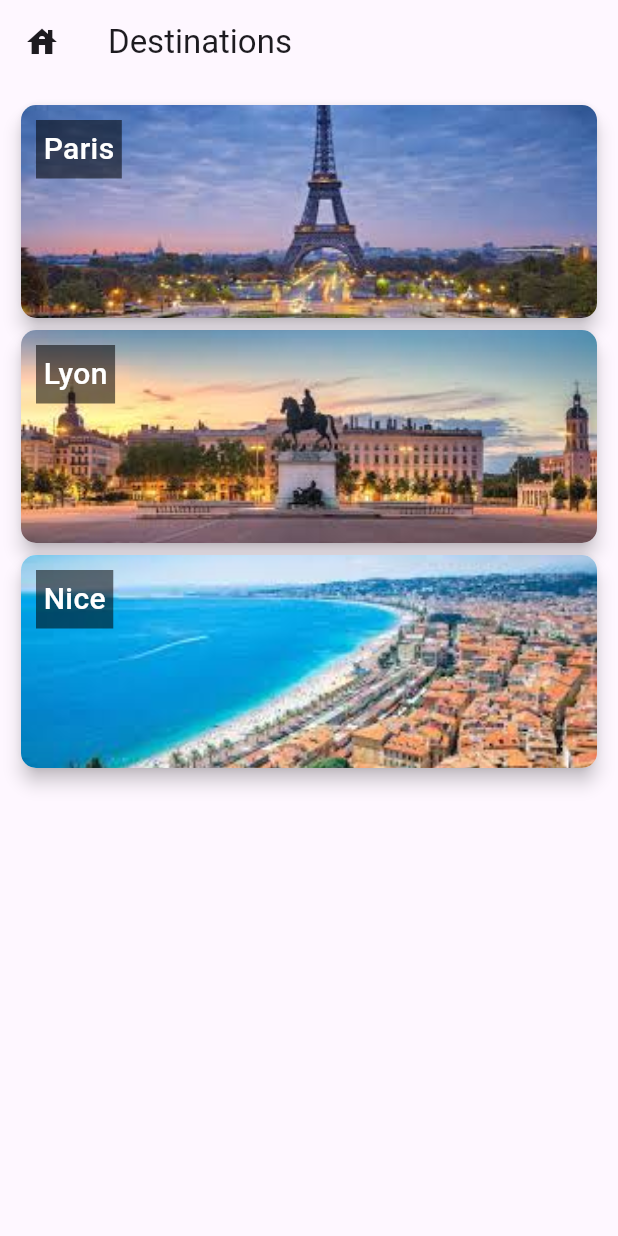
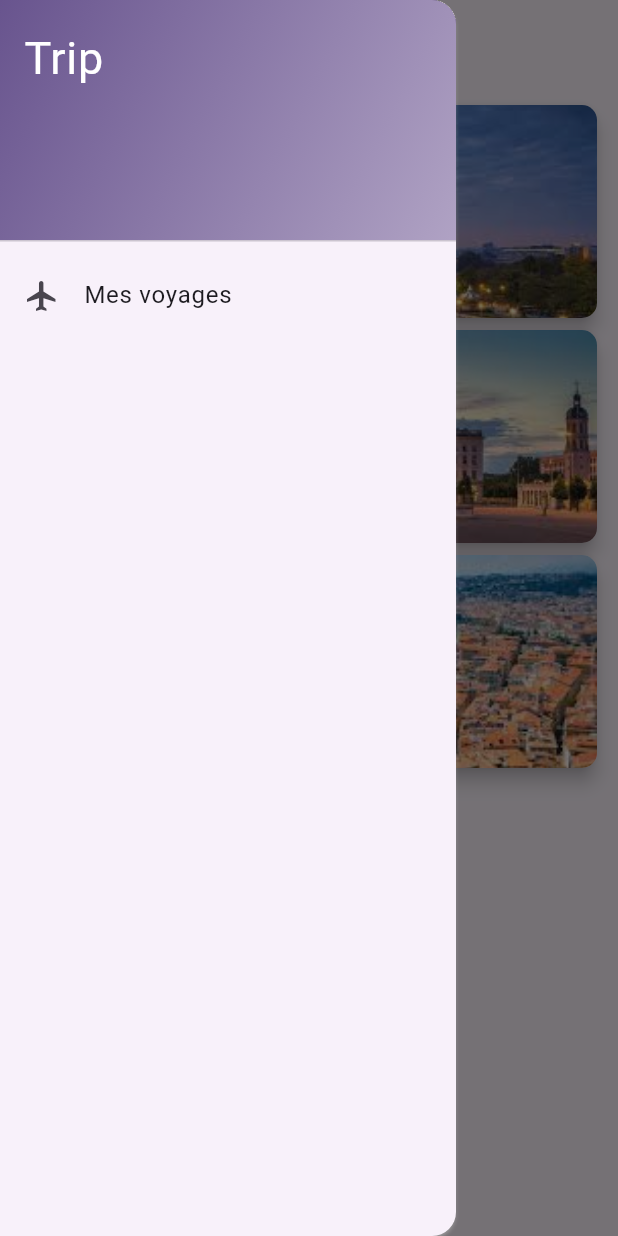
Before and after one commit to Nalvac/trips_app_flutter, a Flutter app: the screen it shows after launch, with the side drawer open (before the commit the screen has no drawer), on a phone screen of 412 x 824 dp. Run offline on Flutter 3.47's test engine with Material 3 defaults, Android fonts, the phone set to English and light mode, and no system bars; network calls fail.

Commit message:
Retrived City form db

```diff
--- a/lib/data/data.dart
+++ b/lib/data/data.dart
@@ -1,74 +1,146 @@
 import 'package:trips_app_flutter/models/city_model.dart';
 import 'package:trips_app_flutter/models/activity_model.dart';
 
+
 List<City> cities = [
   City(
-    id: '',
+    id: 'c1',
     name: 'Paris',
     image: 'assets/images/paris.jpg',
-  ),
-
-  City(
-    id: '',
-    name: 'Lyon',
-    image: 'assets/images/lyon.jpg',
-  ),
-  City(
-    id: '',
-    name: 'Nice',
-    image: 'assets/images/nice.jpg',
-  )
-
-];
-
-List<Activity> activities = [
+    activities: [
       Activity(
+        id: 'a1',
+        name: 'Musée du Louvre',
         image: 'assets/images/activities/louvre.jpg',
-    name: 'Louvre',
-    id: 'a1',
         city: 'Paris',
         price: 12.00,
       ),
       Activity(
+        id: 'a2',
+        name: 'Buttes-Chaumont',
         image: 'assets/images/activities/chaumont.jpg',
-    name: 'Chaumont',
-    id: 'a2',
         city: 'Paris',
         price: 0.00,
       ),
       Activity(
+        id: 'a3',
+        name: 'Notre-Dame',
         image: 'assets/images/activities/dame.jpg',
-    name: 'Notre-Dame',
-    id: 'a3',
         city: 'Paris',
         price: 0.00,
       ),
       Activity(
+        id: 'a4',
+        name: 'La Défense',
+        image: 'assets/images/activities/defense.jpg',
+        city: 'Paris',
+        price: 0.00,
+      ),
+      Activity(
+        id: 'a5',
+        name: 'Tour Eiffel',
+        image: 'assets/images/activities/effeil.jpg',
+        city: 'Paris',
+        price: 15.00,
+      ),
+      Activity(
+        id: 'a6',
+        name: 'Jardin du Luxembourg',
+        image: 'assets/images/activities/luxembourg.jpg',
+        city: 'Paris',
+        price: 0.00,
+      ),
+      Activity(
+        id: 'a7',
+        name: 'Bibliothèque Mitterrand',
+        image: 'assets/images/activities/mitterrand.jpg',
+        city: 'Paris',
+        price: 0.00,
+      ),
+      Activity(
+        id: 'a8',
+        name: 'Montmartre',
+        image: 'assets/images/activities/montmartre.jpg',
+        city: 'Paris',
+        price: 0.00,
+      ),
+      Activity(
+        id: 'a9',
+        name: 'Catacombes',
+        image: 'assets/images/activities/catacombe.jpg',
+        city: 'Paris',
+        price: 10.00,
+      ),
+    ],
+  ),
+  City(
+    id: 'c2',
+    name: 'Lyon',
+    image: 'assets/images/lyon.jpg',
+    activities: [
+      Activity(
+        id: 'l1',
+        name: 'Opéra',
+        image: 'assets/images/activities/lyon_opera.jpg',
+        city: 'Lyon',
+        price: 100.00,
+      ),
+      Activity(
+        id: 'l2',
+        name: 'Place Bellecour',
+        image: 'assets/images/activities/lyon_bellecour.jpg',
+        city: 'Lyon',
+        price: 0.00,
+      ),
+      Activity(
+        id: 'l3',
+        name: 'Basilique St-Pierre',
+        image: 'assets/images/activities/lyon_basilique.jpg',
+        city: 'Lyon',
+        price: 10.00,
+      ),
+      Activity(
+        id: 'l4',
+        name: 'Mairie',
+        image: 'assets/images/activities/lyon_mairie.jpg',
+        city: 'Lyon',
+        price: 0.00,
+      ),
+    ],
+  ),
+  City(
+    id: 'c3',
+    name: 'Nice',
+    image: 'assets/images/nice.jpg',
+    activities: [
+      Activity(
+        id: 'n1',
+        name: 'Eglise orthodoxe',
         image: 'assets/images/activities/nice_orthodox.jpg',
-    name: 'Eglise orthodoxe',
-    id: 'n1',
         city: 'Nice',
         price: 5.00,
       ),
       Activity(
+        id: 'n2',
+        name: 'Riviera',
         image: 'assets/images/activities/nice_riviera.jpg',
-    name: 'Riviera',
-    id: 'n2',
         city: 'Nice',
         price: 0.00,
       ),
       Activity(
+        id: 'n3',
+        name: 'Promenade des Anglais',
         image: 'assets/images/activities/nice_promenade.jpg',
-    name: 'Promenade des Anglais',
-    id: 'n3',
         city: 'Nice',
         price: 0.00,
       ),
       Activity(
+        id: 'n4',
+        name: 'Opéra',
         image: 'assets/images/activities/nice_opera.jpg',
-    name: 'Opéra',
-    id: 'n4',
         city: 'Nice',
         price: 100.00,
       ),
+    ],
+  ),
 ];
--- a/lib/main.dart
+++ b/lib/main.dart
@@ -1,4 +1,6 @@
 import 'package:flutter/material.dart';
+import 'package:provider/provider.dart';
+import 'package:trips_app_flutter/provider/city_provider.dart';
 import 'package:trips_app_flutter/views/city/city_view.dart';
 import 'package:trips_app_flutter/views/home/home_view.dart';
 import 'package:flutter_localizations/flutter_localizations.dart';
@@ -6,8 +8,6 @@ import 'package:flutter_localizations/flutter_localizations.dart';
 void main() {
   runApp(const MyTrips());
 }
-
-
 
 class MyTrips extends StatefulWidget {
   const MyTrips({super.key});
@@ -17,10 +17,21 @@ class MyTrips extends StatefulWidget {
 }
 
 class _MyTripsState extends State<MyTrips> {
+  final CityProvider cityProvider = CityProvider();
+
+  @override
+  void initState() {
+    cityProvider.fetchData();
+    super.initState();
+  }
 
   @override
   Widget build(BuildContext context) {
-    return MaterialApp(
+    return MultiProvider(
+      providers: [
+        ChangeNotifierProvider.value(value: cityProvider),
+      ],
+      child: MaterialApp(
         debugShowCheckedModeBanner: false,
         localizationsDelegates: const [
           GlobalMaterialLocalizations.delegate,
@@ -34,10 +45,11 @@ class _MyTripsState extends State<MyTrips> {
           colorScheme: ColorScheme.fromSeed(seedColor: Colors.deepPurple),
           useMaterial3: true,
         ),
-      routes:  {
+        routes: {
           HomeView.routeName: (context) => HomeView(),
           CityView.routeName: (context) => CityView(),
         },
+      ),
     );
   }
 }
--- a/lib/models/activity_model.dart
+++ b/lib/models/activity_model.dart
@@ -15,4 +15,13 @@ class Activity {
       required this.image,
       required this.price})
       : status = ActivityStatus.ongoing;
+
+  Activity.fromJson(Map<String, dynamic> json)
+      : id = json['_id'],
+        name = json['name'],
+        image = json['image'],
+        city = json['city'],
+        price = json['price'].toDouble(),
+        status =
+        json['status'] == 0 ? ActivityStatus.ongoing : ActivityStatus.done;
 }
--- a/lib/models/city_model.dart
+++ b/lib/models/city_model.dart
@@ -1,7 +1,17 @@
+
+import 'package:trips_app_flutter/models/activity_model.dart';
 
 class City {
   String id;
   String name;
   String image;
-  City({required this.id, required this.name, required this.image});
+  List<Activity> activities;
+  City({required this.id, required this.name, required this.image, required this.activities});
+
+
+  City.fromJson(Map<String, dynamic> json)
+    : id = json['_id'],
+      image = json['image'],
+      name = json['name'],
+      activities = (json['activities'] as List).map((activityJson) => Activity.fromJson(activityJson)).toList();
 }
--- /dev/null
+++ b/lib/models/trip_model.dart
@@ -0,0 +1,11 @@
+import 'package:flutter/cupertino.dart';
+import 'package:trips_app_flutter/models/activity_model.dart';
+
+class Trip {
+  String city;
+  String id;
+  List<Activity> activities;
+  DateTime? date;
+
+  Trip({required this.city, required this.activities, required this.date}): id = UniqueKey().toString();
+}
--- /dev/null
+++ b/lib/provider/city_provider.dart
@@ -0,0 +1,41 @@
+import 'dart:collection';
+import 'package:http/http.dart' as http;
+import 'package:flutter/cupertino.dart';
+import 'package:trips_app_flutter/models/city_model.dart';
+import 'dart:convert';
+
+class CityProvider extends ChangeNotifier {
+  bool isLoading = false;
+  final String host = 'localhost';
+  List<City> _cities = [];
+
+  UnmodifiableListView<City> get cities => UnmodifiableListView(_cities);
+
+  UnmodifiableListView<City> getFilteredCity(String filter) =>
+      UnmodifiableListView(_cities.where((city) =>
+          city.name.toLowerCase().startsWith(filter.toLowerCase())).toList());
+
+  City getCityByName(String name) {
+    return _cities.firstWhere(
+          (city) => city.name == name,
+      orElse: () => City(id: 'unknown', name: 'Unknown', image: '', activities: []),
+    );
+  }
+
+  Future<void> fetchData() async {
+    try {
+      isLoading = true;
+      http.Response response = await http.get(Uri.http(host, '/api/cities'));
+      if (response.statusCode == 200) {
+        _cities = (json.decode(response.body) as List)
+            .map((cityJson) => City.fromJson(cityJson))
+            .toList();
+        isLoading = false;
+        notifyListeners();
+      }
+    } catch (e) {
+      isLoading = false;
+      rethrow;
+    }
+  }
+}
--- a/lib/views/city/widgets/activity_list.dart
+++ b/lib/views/city/widgets/activity_list.dart
@@ -4,14 +4,14 @@ import 'package:trips_app_flutter/views/city/widgets/activity_card.dart';
 
 class ActivityList extends StatelessWidget {
   final List<Activity> activities;
-  final List<Activity> myTrips;
+  final List<Activity> selectedActivities;
   final Function toggleActivity;
 
   const ActivityList(
       {super.key,
       required this.activities,
       required this.toggleActivity,
-      required this.myTrips});
+      required this.selectedActivities});
 
   @override
   Widget build(BuildContext context) {
@@ -26,7 +26,7 @@ class ActivityList extends StatelessWidget {
             toggleActivity: () {
               toggleActivity(activity);
             },
-            isSelected: myTrips.contains(activity),
+            isSelected: selectedActivities.contains(activity),
           ),
         ),
       ],
--- a/lib/views/home/home_view.dart
+++ b/lib/views/home/home_view.dart
@@ -2,6 +2,7 @@ import 'package:flutter/material.dart';
 import 'package:trips_app_flutter/models/city_model.dart';
 import 'package:trips_app_flutter/data/data.dart' as data;
 import 'package:trips_app_flutter/views/home/widgets/city_card.dart';
+import 'package:trips_app_flutter/views/home/widgets/drawer.dart';
 
 class HomeView extends StatefulWidget {
   HomeView({super.key});
@@ -21,6 +22,7 @@ class _HomeViewState extends State<HomeView> {
         title: const Text('Destinations'),
         leading: const Icon(Icons.house),
       ),
+      drawer: const DrawerWidget(),
       body: Padding(
         padding: const EdgeInsets.all(10),
         child: Column(
--- a/lib/views/home/widgets/city_card.dart
+++ b/lib/views/home/widgets/city_card.dart
@@ -23,7 +23,7 @@ class CityCard extends StatelessWidget {
                   image: AssetImage(city.image),
                   fit: BoxFit.cover,
                   child: InkWell(
-                    onTap: () => Navigator.pushNamed(context, CityView.routeName),
+                    onTap: () => Navigator.pushNamed(context, CityView.routeName, arguments: city.name),
                   ),
                 ),
               ),
--- /dev/null
+++ b/lib/views/home/widgets/drawer.dart
@@ -0,0 +1,38 @@
+import 'package:flutter/material.dart';
+
+class DrawerWidget extends StatelessWidget {
+  const DrawerWidget({super.key});
+
+  @override
+  Widget build(BuildContext context) {
+    return Drawer(
+      shadowColor: Colors.white,
+      child: ListView(
+        children: [
+          DrawerHeader(
+            decoration: BoxDecoration(
+              gradient: LinearGradient(
+                colors: [
+                  Theme.of(context).primaryColor,
+                  Theme.of(context).primaryColor.withOpacity(0.5),
+                ],
+                begin: Alignment.topLeft,
+                end: Alignment.bottomRight,
+              ),
+            ),
+            child: const Text(
+              'Trip',
+              style: TextStyle(color: Colors.white, fontSize: 30),
+            ),
+          ),
+          ListTile(
+            leading: const Icon(Icons.flight),
+            title: const Text('Mes voyages'),
+            onTap: () {
+            },
+          )
+        ],
+      ),
+    );
+  }
+}
--- a/pubspec.yaml
+++ b/pubspec.yaml
@@ -32,12 +32,16 @@ dependencies:
     sdk: flutter
 
 
+
   # The following adds the Cupertino Icons font to your application.
   # Use with the CupertinoIcons class for iOS style icons.
   cupertino_icons: ^1.0.6
   flutter_localizations:
     sdk: flutter
   intl: any
+  provider: ^6.1.2
+  http: ^1.2.1
+  dart_format: ^1.1.17
 
 
 dev_dependencies:
```
Also changed, not shown: lib/views/city/city_view.dart (+43 -19 lines), lib/views/city/widgets/activity_card.dart (+4 -4 lines), lib/views/city/widgets/trip_activity_list.dart (+4 -3 lines), lib/views/city/widgets/trip_overview.dart (+23 -10 lines), lib/views/home/widgets/loader.dart (added, +13 -0 lines). Lines whose indentation alone changed are shown as unchanged.
